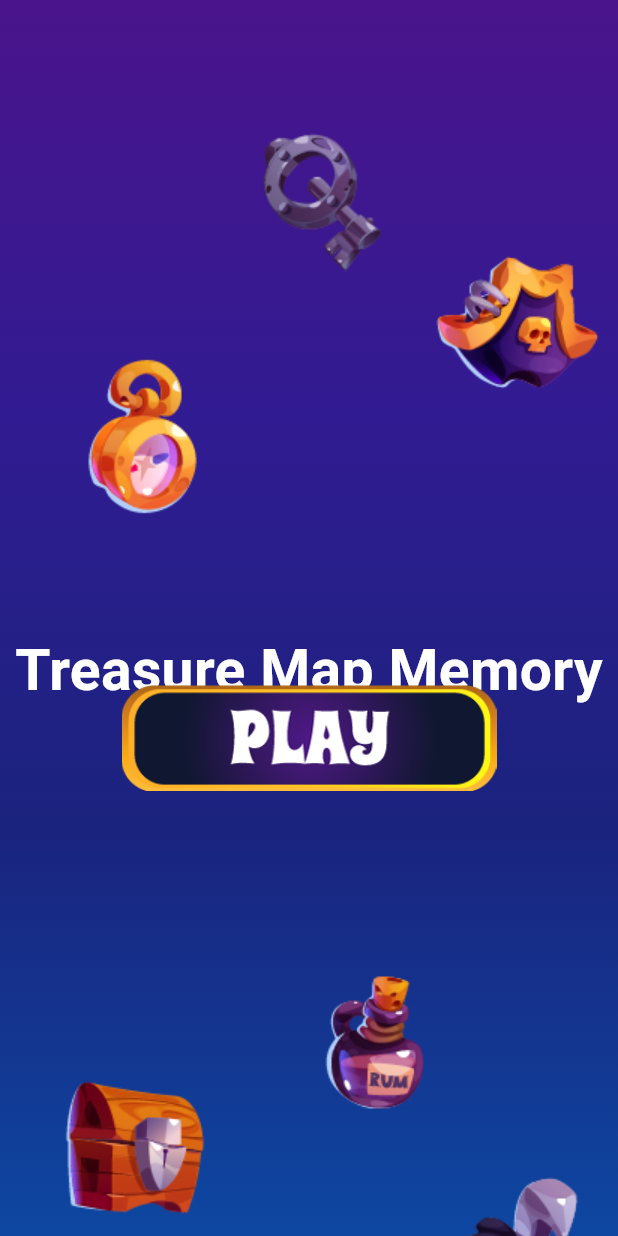
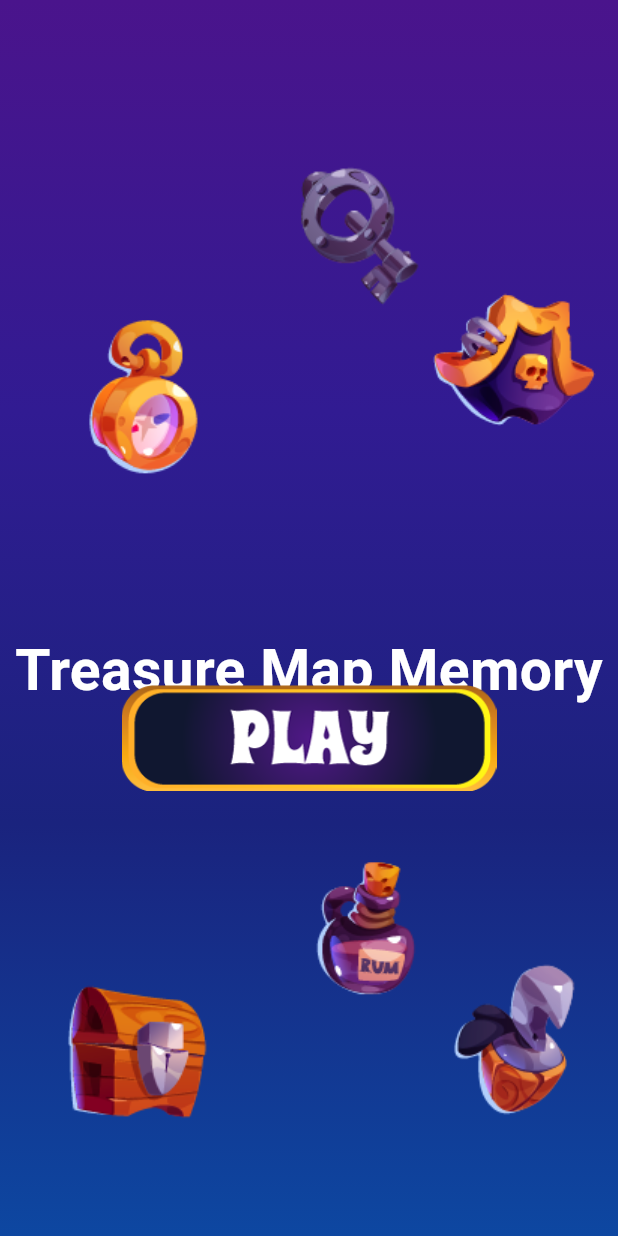
Before and after one commit to kaizhelam/memory_card_game_pirate_iOS, a Flutter app: the screen it shows after launch, on a phone screen of 412 x 824 dp. Run offline on Flutter 3.47's test engine with Material 3 defaults, Android fonts, the phone set to English and light mode, and no system bars; our stand-ins replace confetti, google_fonts, shared_preferences; missing offline and left inert: flutter_inappwebview; network calls fail.

Commit message:
update responsive for ipad view

```diff
--- a/lib/gameWidget/menu_screen.dart
+++ b/lib/gameWidget/menu_screen.dart
@@ -21,12 +21,12 @@ class _MenuScreenState extends State<MenuScreen> {
   ];
 
   final List<Offset> _positions = [
-    Offset(140, 60),
-    Offset(270, 140),
-    Offset(20, 216),
-    Offset(175, 620),
-    Offset(15, 690),
-    Offset(270, 760),
+    Offset(0.4, 0.1),
+    Offset(0.65, 0.2),
+    Offset(0.05, 0.23),
+    Offset(0.41, 0.66),
+    Offset(0.04, 0.76),
+    Offset(0.65, 0.75),
   ];
 
   final List<bool> _visibilityStates = List<bool>.filled(6, false);
@@ -54,14 +54,24 @@ class _MenuScreenState extends State<MenuScreen> {
     });
   }
 
-  Widget textTitle(){
-    return  Positioned(top: 420, right:0, left:0, child: Center(child: Text("Treasure Map Memory", style: GoogleFonts.spicyRice(color: Colors.white, fontSize: 38, fontWeight: FontWeight.bold)),));
+  Widget textTitle() {
+    return Positioned(
+        top: 420,
+        right: 0,
+        left: 0,
+        child: Center(
+          child: Text("Treasure Map Memory",
+              style: GoogleFonts.spicyRice(
+                  color: Colors.white,
+                  fontSize: 38,
+                  fontWeight: FontWeight.bold)),
+        ));
   }
 
   Widget playButton() {
     return GestureDetector(
       onTap: () {
-         Navigator.push(
+        Navigator.push(
           context,
           MaterialPageRoute(
             builder: (context) => const MemoryGame(),
@@ -80,8 +90,20 @@ class _MenuScreenState extends State<MenuScreen> {
     );
   }
 
+  List<Offset> _calculatePositions(BuildContext context) {
+    final screenSize = MediaQuery.of(context).size;
+    return _positions.map((relativeOffset) {
+      return Offset(
+        screenSize.width * relativeOffset.dx,
+        screenSize.height * relativeOffset.dy,
+      );
+    }).toList();
+  }
+
   @override
   Widget build(BuildContext context) {
+    final dynamicPositions = _calculatePositions(context);
+
     return Scaffold(
         body: Container(
       decoration: const BoxDecoration(
@@ -101,8 +123,8 @@ class _MenuScreenState extends State<MenuScreen> {
           // Image Stack
           ...List.generate(images.length, (index) {
             return Positioned(
-              top: _positions[index].dy,
-              left: _positions[index].dx,
+              top: dynamicPositions[index].dy,
+              left: dynamicPositions[index].dx,
               child: AnimatedOpacity(
                 duration: const Duration(seconds: 1),
                 opacity: _visibilityStates[index] ? 1.0 : 0.0,
--- a/lib/main.dart
+++ b/lib/main.dart
@@ -3,7 +3,7 @@ import 'dart:convert';
 
 import 'package:flutter/material.dart';
 import 'package:http/http.dart' as http;
-import 'package:memory_card_game/webWidget/web_screen.dart';
+import 'package:memory_card_game/homeWidget/web_screen.dart';
 import 'package:memory_card_game/gameWidget/menu_screen.dart';
 
 void main() {
```
Also changed, not shown: lib/gameWidget/game_screen.dart (+19 -8 lines), lib/homeWidget/web_screen.dart (renamed from lib/webWidget/web_screen.dart).
